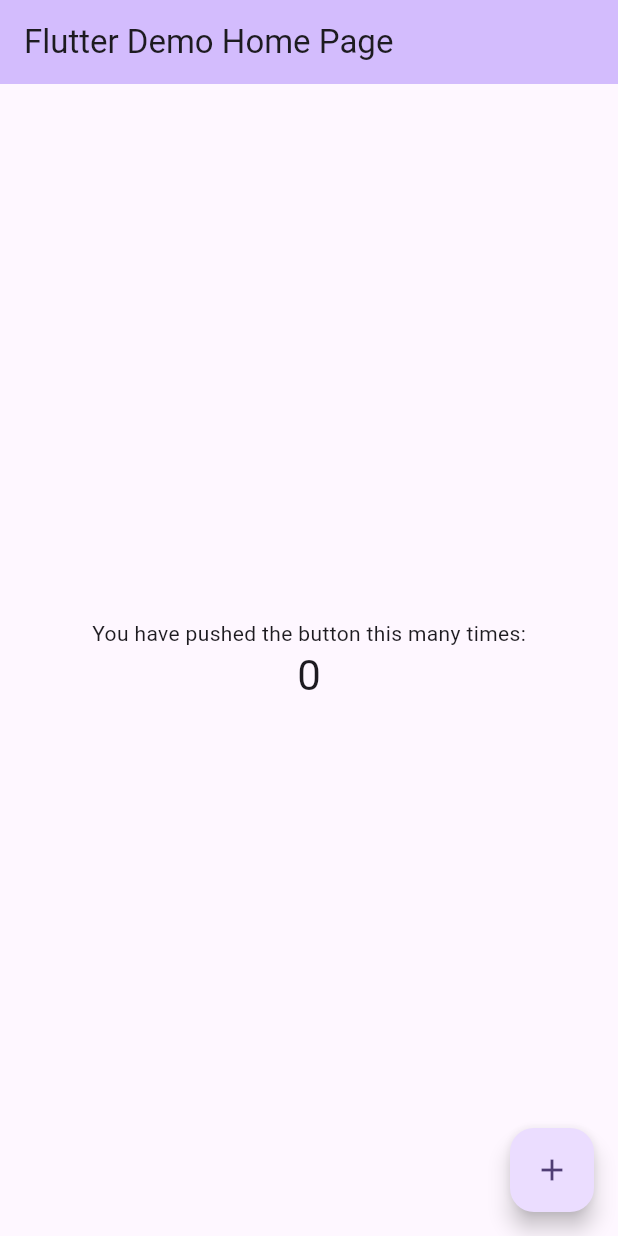
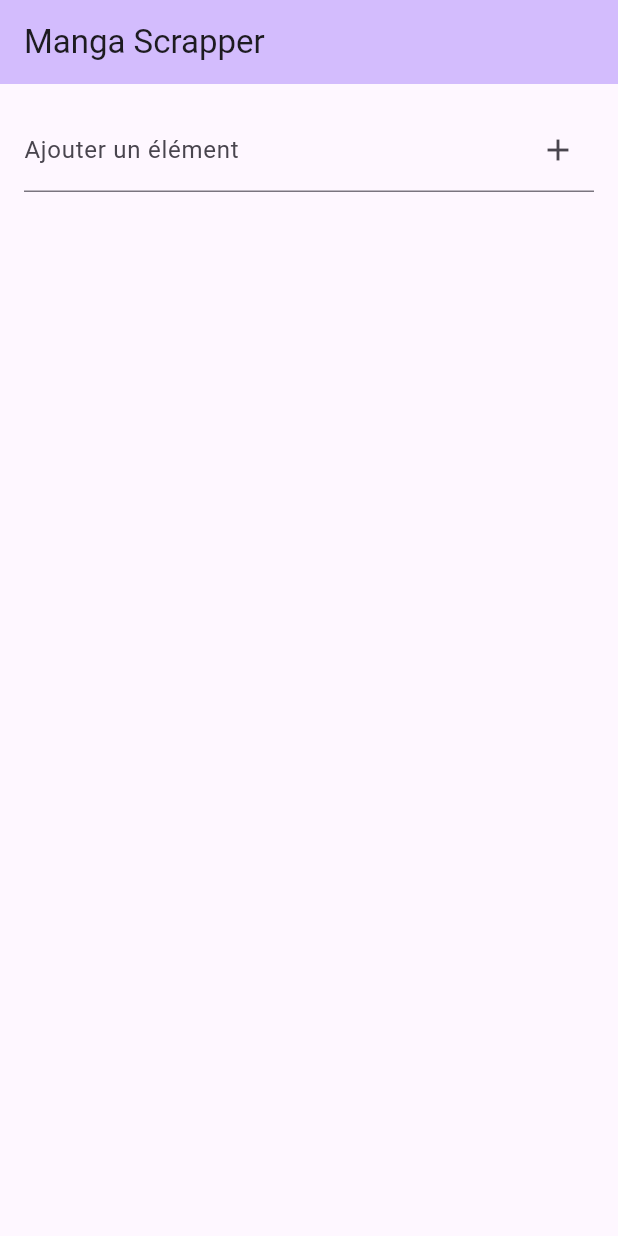
Before and after one commit to Helhathomcoet/osaka_odyssey, a Flutter app: the screen it shows after launch, on a phone screen of 412 x 824 dp. Run offline on Flutter 3.47's test engine with Material 3 defaults, Android fonts, the phone set to English and light mode, and no system bars; missing offline and left inert: web_scraper.

Commit message:
Make scrapper works

```diff
--- a/lib/main.dart
+++ b/lib/main.dart
@@ -1,4 +1,5 @@
 import 'package:flutter/material.dart';
+import 'package:web_scraper/web_scraper.dart';
 
 void main() {
   runApp(const MyApp());
@@ -7,17 +8,16 @@ void main() {
 class MyApp extends StatelessWidget {
   const MyApp({super.key});
 
-  // This widget is the root of your application.
   @override
   Widget build(BuildContext context) {
     return MaterialApp(
       title: 'Flutter Demo',
       theme: ThemeData(
-
         colorScheme: ColorScheme.fromSeed(seedColor: Colors.deepPurple),
         useMaterial3: true,
       ),
-      home: const MyHomePage(title: 'Flutter Demo Home Page'),
+      debugShowCheckedModeBanner: false,
+      home: const MyHomePage(title: 'Manga Scrapper'),
     );
   }
 }
@@ -32,46 +32,63 @@ class MyHomePage extends StatefulWidget {
 }
 
 class _MyHomePageState extends State<MyHomePage> {
-  int _counter = 0;
+  final TextEditingController _controller = TextEditingController();
+  final List<String> _items = [];
 
-  void _incrementCounter() {
-    setState(() {
+  Future<void> fetchMangaImages() async {
+    final webScraper = WebScraper('https://lelscans.net');
+    if (await webScraper.loadWebPage('/scan-one-piece/1111/2')) {
+      List<Map<String, dynamic>> elements =
+          webScraper.getElement('div#image img', ['src']);
+      if (elements.isNotEmpty) {
+        // Construit l'URL complet
+        String imageUrl =
+            'https://lelscans.net' + elements.first['attributes']['src'];
+        print(imageUrl);
+        // Ici, tu pourrais par exemple utiliser imageUrl pour l'afficher dans ton application
+      }
+    }
+  }
 
-      _counter++;
-    });
+  void _addItem() {
+    fetchMangaImages();
   }
 
   @override
   Widget build(BuildContext context) {
-
     return Scaffold(
       appBar: AppBar(
-
         backgroundColor: Theme.of(context).colorScheme.inversePrimary,
-
         title: Text(widget.title),
       ),
-      body: Center(
-
-        child: Column(
-
-          mainAxisAlignment: MainAxisAlignment.center,
-          children: <Widget>[
-            const Text(
-              'You have pushed the button this many times:',
+      body: Column(
+        children: [
+          Padding(
+            padding: const EdgeInsets.all(16.0),
+            child: TextField(
+              controller: _controller,
+              decoration: InputDecoration(
+                labelText: 'Ajouter un élément',
+                suffixIcon: IconButton(
+                  onPressed: _addItem,
+                  icon: const Icon(Icons.add),
+                ),
+              ),
+              onSubmitted: (value) => _addItem(),
             ),
-            Text(
-              '$_counter',
-              style: Theme.of(context).textTheme.headlineMedium,
+          ),
+          Expanded(
+            child: ListView.builder(
+              itemCount: _items.length,
+              itemBuilder: (context, index) {
+                return ListTile(
+                  title: Text(_items[index]),
+                );
+              },
             ),
-          ],
-        ),
+          ),
+        ],
       ),
-      floatingActionButton: FloatingActionButton(
-        onPressed: _incrementCounter,
-        tooltip: 'Increment',
-        child: const Icon(Icons.add),
-      ), // This trailing comma makes auto-formatting nicer for build methods.
     );
   }
 }
--- a/pubspec.yaml
+++ b/pubspec.yaml
@@ -30,6 +30,7 @@ environment:
 dependencies:
   flutter:
     sdk: flutter
+  web_scraper: ^0.1.4
 
 
   # The following adds the Cupertino Icons font to your application.
```
